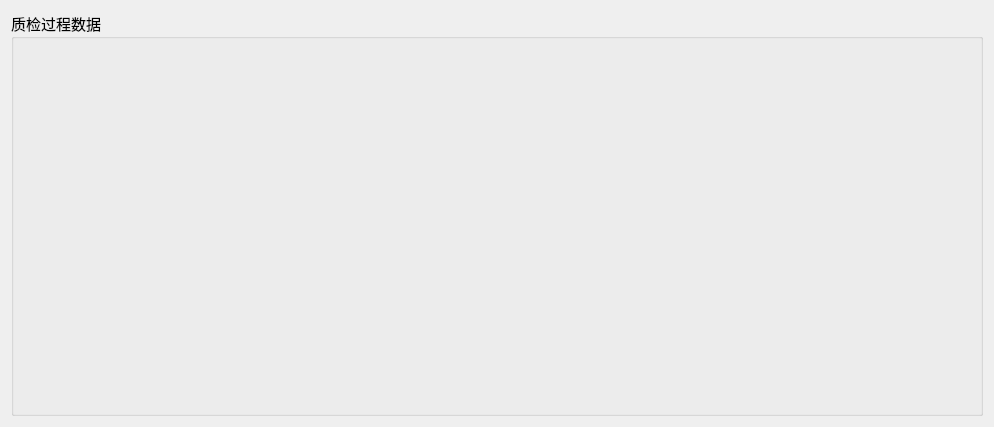
Above: MonitorPduTool/statedata/td_mainwid.ui from ChinaClever/PDU-MonitorTool before the change. Below: the same form after it.
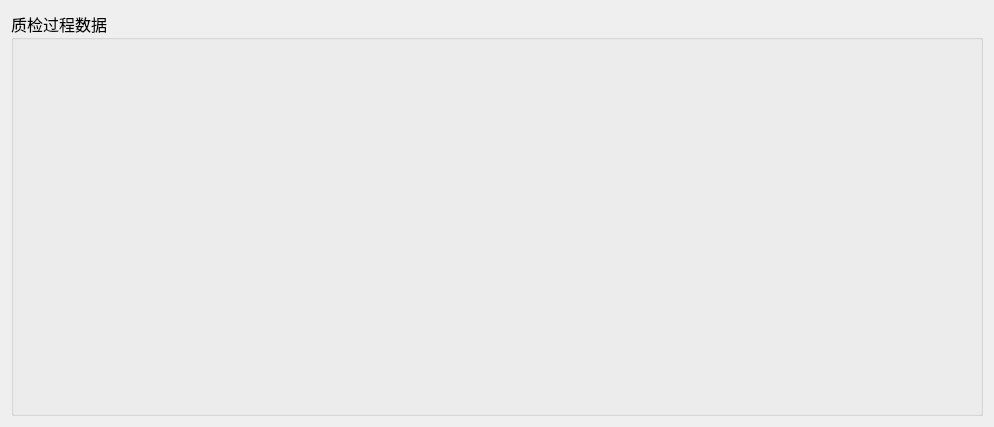
That is the form after the change.

What changed in the file:
```diff
--- a/MonitorPduTool/statedata/td_mainwid.ui
+++ b/MonitorPduTool/statedata/td_mainwid.ui
@@ -25,7 +25,7 @@
      <property name="font">
       <font>
        <family>微软雅黑</family>
-       <pointsize>11</pointsize>
+       <pointsize>12</pointsize>
       </font>
      </property>
      <property name="title">
```
